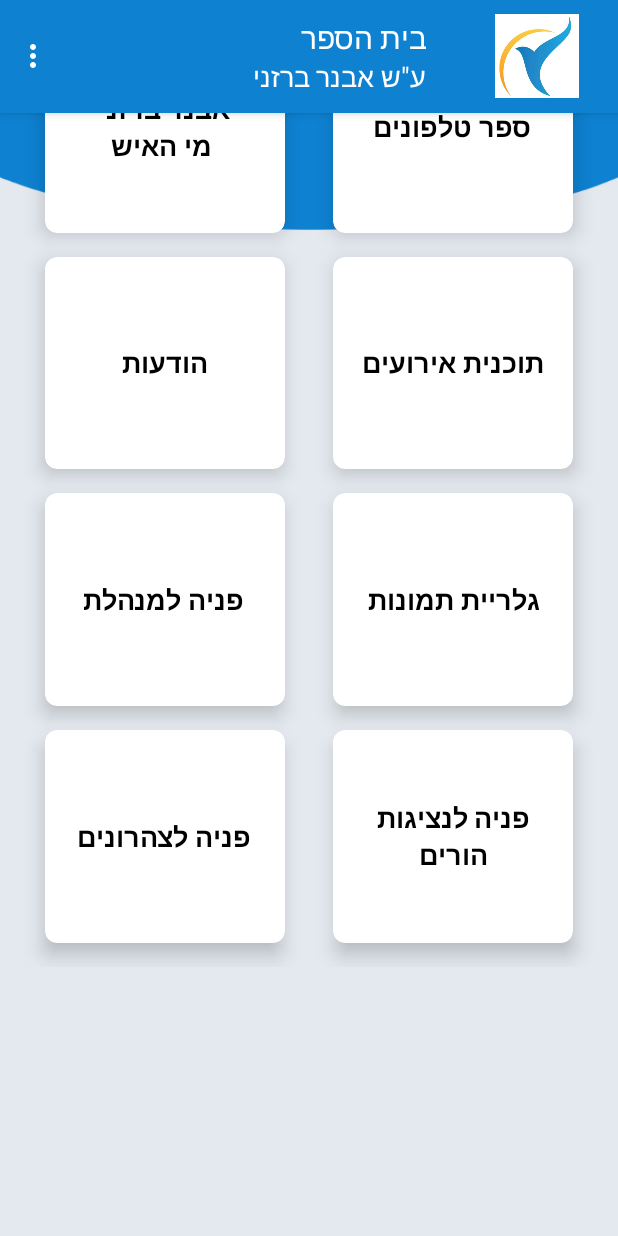
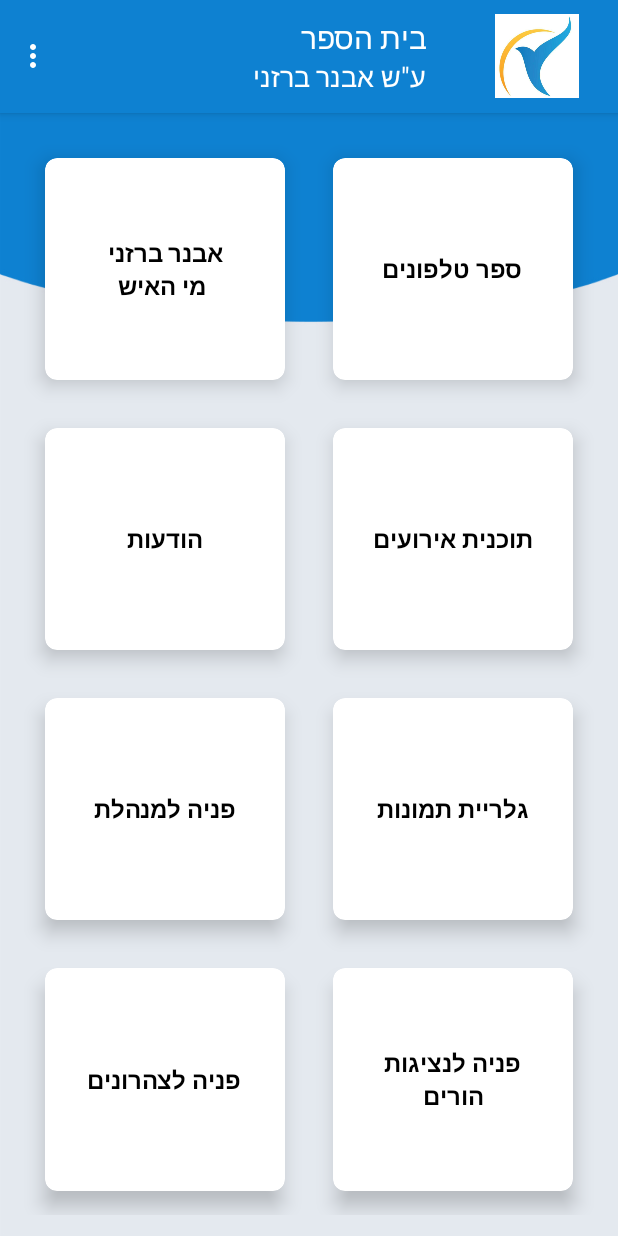
Before and after one commit to GuyCo5/School, an Android app: the screen it shows after launch (MainActivity), on a phone screen of 412 x 824 dp. Run offline under Robolectric (Android 15) with nearby library versions, the phone set to English and light mode, and no system bars.

Commit message:
end of day

```diff
--- a/app/src/main/AndroidManifest.xml
+++ b/app/src/main/AndroidManifest.xml
@@ -8,17 +8,17 @@
         android:label="@string/app_name"
         android:roundIcon="@mipmap/ic_launcher_round"
         android:supportsRtl="true"
-        android:theme="@style/AppTheme.Launcher"
-        >
+        android:theme="@style/AppTheme.Launcher">
         <activity
             android:name=".MainActivity"
             android:screenOrientation="portrait">
             <intent-filter>
                 <action android:name="android.intent.action.MAIN" />
+
                 <category android:name="android.intent.category.LAUNCHER" />
             </intent-filter>
         </activity>
-
+        <activity android:name=".PhoneBookActivity"></activity>
     </application>
 
 </manifest>
--- a/app/src/main/java/com/example/guyco/school/MainActivity.java
+++ b/app/src/main/java/com/example/guyco/school/MainActivity.java
@@ -40,7 +40,9 @@ public class MainActivity extends AppCompatActivity {
     }
 
     public void clickPhoneBook(View view) {
-        startIntent(LINK_PHONEBOOK);
+        Intent i= new Intent(this, PhoneBookActivity.class);
+        startActivity(i);
+        // startIntent(LINK_PHONEBOOK);
     }
 
     public void clickWhoIs(View view) {
@@ -75,7 +77,7 @@ public class MainActivity extends AppCompatActivity {
     }
 
     private void testToast (){
-        String text = "not working yet";
+        String text = "Not Working Yet...";
         Toast toast = Toast.makeText(getApplicationContext(), text, Toast.LENGTH_SHORT);
         toast.show();
     }
--- a/app/src/main/res/layout/activity_main.xml
+++ b/app/src/main/res/layout/activity_main.xml
@@ -17,11 +17,14 @@
         android:layout_alignParentStart="true"
         android:layout_alignParentTop="true"
         android:layout_marginStart="0dp"
-        android:layout_marginTop="0dp"
+        android:layout_marginTop="75dp"
         android:background="@drawable/background"
         android:orientation="vertical"
-        android:weightSum="10">
-
+        android:weightSum="8">
+        <!--    android:layout_marginStart="0dp"    ->  space from side
+                android:layout_marginTop="75dp"     ->  space from top
+                android:weightSum="8"               ->  number of buttons
+        -->
         <GridLayout
             android:id="@+id/mainGrid"
             android:layout_width="match_parent"
@@ -36,16 +39,10 @@
 
             <!-- Column 1 -->
             <android.support.v7.widget.CardView
-                android:layout_width="0dp"
-                android:layout_height="0dp"
-                android:layout_rowWeight="1"
-                android:layout_columnWeight="1"
-                android:layout_marginLeft="16dp"
-                android:layout_marginRight="16dp"
-                android:layout_marginBottom="16dp"
                 android:onClick="clickPhoneBook"
+                style="@style/Button"
                 app:cardCornerRadius="8dp"
-                app:cardElevation="8dp">
+                app:cardElevation="8dp"                >
 
                 <LinearLayout
                     android:layout_width="wrap_content"
@@ -59,23 +56,14 @@
                         android:layout_height="wrap_content"
                         android:text="@string/phoneBook"
                         android:textAlignment="center"
-                        android:textColor="@android:color/black"
-                        android:textSize="18sp"
-                        android:textStyle="bold" />
-
+                        style="@style/myTheme.Text">
+                    </TextView>
                 </LinearLayout>
-
             </android.support.v7.widget.CardView>
 
             <android.support.v7.widget.CardView
-                android:layout_width="0dp"
-                android:layout_height="0dp"
-                android:layout_rowWeight="1"
-                android:layout_columnWeight="1"
-                android:layout_marginLeft="16dp"
-                android:layout_marginRight="16dp"
-                android:layout_marginBottom="16dp"
                 android:onClick="clickWhoIs"
+                style="@style/Button"
                 app:cardCornerRadius="8dp"
                 app:cardElevation="8dp">
 
@@ -85,30 +73,18 @@
                     android:layout_gravity="center_horizontal|center_vertical"
                     android:layout_margin="16dp"
                     android:orientation="vertical">
-
-
                     <TextView
                         android:layout_width="wrap_content"
                         android:layout_height="wrap_content"
                         android:text="@string/whoIsAvnerBarazany"
                         android:textAlignment="center"
-                        android:textColor="@android:color/black"
-                        android:textSize="18sp"
-                        android:textStyle="bold" />
-
+                        style="@style/myTheme.Text" />
                 </LinearLayout>
-
             </android.support.v7.widget.CardView>
 
             <android.support.v7.widget.CardView
-                android:layout_width="0dp"
-                android:layout_height="0dp"
-                android:layout_rowWeight="1"
-                android:layout_columnWeight="1"
-                android:layout_marginLeft="16dp"
-                android:layout_marginRight="16dp"
-                android:layout_marginBottom="16dp"
                 android:onClick="clickEvents"
+                style="@style/Button"
                 app:cardCornerRadius="8dp"
                 app:cardElevation="8dp">
 
@@ -118,30 +94,18 @@
                     android:layout_gravity="center_horizontal|center_vertical"
                     android:layout_margin="16dp"
                     android:orientation="vertical">
-
-
                     <TextView
                         android:layout_width="wrap_content"
                         android:layout_height="wrap_content"
                         android:text="@string/eventPlan"
                         android:textAlignment="center"
-                        android:textColor="@android:color/black"
-                        android:textSize="18sp"
-                        android:textStyle="bold" />
-
+                        style="@style/myTheme.Text" />
                 </LinearLayout>
-
             </android.support.v7.widget.CardView>
 
             <android.support.v7.widget.CardView
-                android:layout_width="0dp"
-                android:layout_height="0dp"
-                android:layout_rowWeight="1"
-                android:layout_columnWeight="1"
-                android:layout_marginLeft="16dp"
-                android:layout_marginRight="16dp"
-                android:layout_marginBottom="16dp"
                 android:onClick="clickMessages"
+                style="@style/Button"
                 app:cardCornerRadius="8dp"
                 app:cardElevation="8dp">
 
@@ -158,23 +122,15 @@
                         android:layout_height="wrap_content"
                         android:text="@string/messages"
                         android:textAlignment="center"
-                        android:textColor="@android:color/black"
-                        android:textSize="18sp"
-                        android:textStyle="bold" />
+                        style="@style/myTheme.Text" />
 
                 </LinearLayout>
 
             </android.support.v7.widget.CardView>
 
             <android.support.v7.widget.CardView
-                android:layout_width="0dp"
-                android:layout_height="0dp"
-                android:layout_rowWeight="1"
-                android:layout_columnWeight="1"
-                android:layout_marginLeft="16dp"
-                android:layout_marginRight="16dp"
-                android:layout_marginBottom="16dp"
                 android:onClick="clickGallery"
+                style="@style/Button"
                 app:cardCornerRadius="8dp"
                 app:cardElevation="8dp">
 
@@ -191,23 +147,15 @@
                         android:layout_height="wrap_content"
                         android:text="@string/gallery"
                         android:textAlignment="center"
-                        android:textColor="@android:color/black"
-                        android:textSize="18sp"
-                        android:textStyle="bold" />
+                        style="@style/myTheme.Text" />
 
                 </LinearLayout>
 
             </android.support.v7.widget.CardView>
 
             <android.support.v7.widget.CardView
-                android:layout_width="0dp"
-                android:layout_height="0dp"
-                android:layout_rowWeight="1"
-                android:layout_columnWeight="1"
-                android:layout_marginLeft="16dp"
-                android:layout_marginRight="16dp"
-                android:layout_marginBottom="16dp"
                 android:onClick="clickSendToManagement"
+                style="@style/Button"
                 app:cardCornerRadius="8dp"
                 app:cardElevation="8dp">
 
@@ -224,23 +172,15 @@
                         android:layout_height="wrap_content"
                         android:text="@string/sendToManagement"
                         android:textAlignment="center"
-                        android:textColor="@android:color/black"
-                        android:textSize="18sp"
-                        android:textStyle="bold" />
+                        style="@style/myTheme.Text" />
 
                 </LinearLayout>
 
             </android.support.v7.widget.CardView>
 
             <android.support.v7.widget.CardView
-                android:layout_width="0dp"
-                android:layout_height="0dp"
-                android:layout_rowWeight="1"
-                android:layout_columnWeight="1"
-                android:layout_marginLeft="16dp"
-                android:layout_marginRight="16dp"
-                android:layout_marginBottom="16dp"
                 android:onClick="clickSendToParents"
+                style="@style/Button"
                 app:cardCornerRadius="8dp"
                 app:cardElevation="8dp">
 
@@ -257,23 +197,15 @@
                         android:layout_height="wrap_content"
                         android:text="@string/sendToParents"
                         android:textAlignment="center"
-                        android:textColor="@android:color/black"
-                        android:textSize="18sp"
-                        android:textStyle="bold" />
+                        style="@style/myTheme.Text" />
 
                 </LinearLayout>
 
             </android.support.v7.widget.CardView>
 
             <android.support.v7.widget.CardView
-                android:layout_width="0dp"
-                android:layout_height="0dp"
-                android:layout_rowWeight="1"
-                android:layout_columnWeight="1"
-                android:layout_marginLeft="16dp"
-                android:layout_marginRight="16dp"
-                android:layout_marginBottom="16dp"
                 android:onClick="clickSendToNoonCare"
+                style="@style/Button"
                 app:cardCornerRadius="8dp"
                 app:cardElevation="8dp">
 
@@ -290,9 +222,7 @@
                         android:layout_height="wrap_content"
                         android:text="@string/sendToNoonCare"
                         android:textAlignment="center"
-                        android:textColor="@android:color/black"
-                        android:textSize="18sp"
-                        android:textStyle="bold" />
+                        style="@style/myTheme.Text" />
 
                 </LinearLayout>
 
--- a/app/src/main/res/values/colors.xml
+++ b/app/src/main/res/values/colors.xml
@@ -5,4 +5,5 @@
     <color name="colorAccent">#fcbe35</color>
     <color name="background">#0E81D1</color>
     <color name="white">#ffffff</color>
+    <color name="black">#000000</color>
 </resources>
--- a/app/src/main/res/values/styles.xml
+++ b/app/src/main/res/values/styles.xml
@@ -20,6 +20,23 @@
         <item name="android:textSize">18sp</item>
     </style>
 
+    <style name="myTheme.Text" parent="@android:style/TextAppearance">
+        <item name="android:textColor">@color/black</item>
+        <item name="android:textSize">16sp</item>
+        <item name="android:textStyle">bold</item>
+    </style>
+
+    <style name="Button" >
+        <item name="android:layout_width">0dp</item>
+        <item name="android:layout_height">0dp</item>
+        <item name="android:layout_rowWeight">1</item>
+        <item name="android:layout_columnWeight">1</item>
+        <item name="android:layout_marginTop">16dp</item>
+        <item name="android:layout_marginBottom">16dp</item>
+        <item name="android:layout_marginRight">16dp</item>
+        <item name="android:layout_marginLeft">16dp</item>
+        <!--   <integer name="max">10</integer>     -->
 
 
+    </style>
 </resources>
```
Also changed, not shown: app/src/main/java/com/example/guyco/school/PhoneBookActivity.java (added, +16 -0 lines), app/src/main/res/layout/activity_phone_book.xml (added, +136 -0 lines), app/src/main/res/values/arrays.xml (added, +19 -0 lines).
